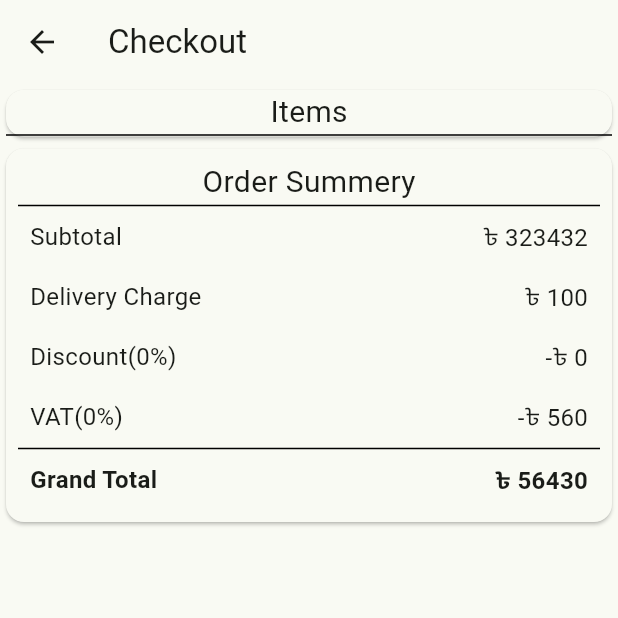
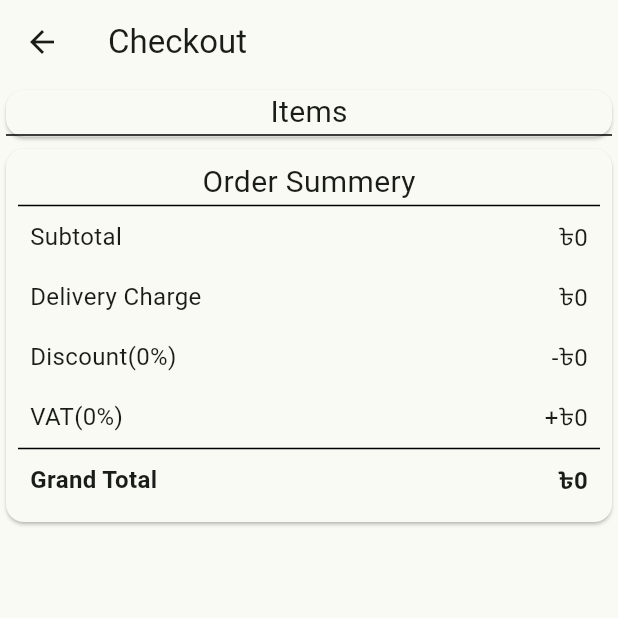
Before and after one commit to rudradcruze/ecom_user, a Flutter app: the CheckoutPage screen opened by its route, on a phone screen of 412 x 824 dp, the top half of it. Run offline on Flutter 3.47's test engine with Material 3 defaults, Android fonts, the phone set to English and light mode, and no system bars; our stand-ins replace cached_network_image, cloud_firestore, firebase_auth, firebase_core, firebase_storage, flutter_easyloading and 2 more; accounts and stored records are empty.

Commit message:
order summery section

```diff
--- a/lib/db/db_helper.dart
+++ b/lib/db/db_helper.dart
@@ -9,6 +9,8 @@ class DbHelper {
   final String collectionProduct = 'Products';
   final String collectionUser = 'Users';
   final String collectionCart = 'Cart';
+  final String collectionSettings = 'Settings';
+  final String documentOrderConstants = 'OrderConstants';
 
   Future<void> addNewUser(AppUserModel appUserModel) {
     return _db.collection(collectionUser).doc(appUserModel.uid).set(appUserModel.toJson());
@@ -35,6 +37,9 @@ class DbHelper {
   Stream<QuerySnapshot<Map<String, dynamic>>> getAllProducts() =>
       _db.collection(collectionProduct).snapshots();
 
+  Stream<DocumentSnapshot<Map<String, dynamic>>> getOrderConstants() =>
+      _db.collection(collectionSettings).doc(documentOrderConstants).snapshots();
+
   Stream<QuerySnapshot<Map<String, dynamic>>> getAllCartItem(String uid) =>
       _db.collection(collectionUser)
         .doc(uid)
--- a/lib/main.dart
+++ b/lib/main.dart
@@ -6,6 +6,7 @@ import 'package:ecom_user/pages/register_page.dart';
 import 'package:ecom_user/pages/view_product_page.dart';
 import 'package:ecom_user/pages/welcome_page.dart';
 import 'package:ecom_user/providers/cart_provider.dart';
+import 'package:ecom_user/providers/order_provider.dart';
 import 'package:ecom_user/providers/product_provider.dart';
 import 'package:ecom_user/theme/theme.dart';
 import 'package:firebase_core/firebase_core.dart';
@@ -25,6 +26,7 @@ void main() async {
       providers: [
         ChangeNotifierProvider(create: (context) => ProductProvider()),
         ChangeNotifierProvider(create: (context) => CartProvider()),
+        ChangeNotifierProvider(create: (context) => OrderProvider()),
       ],
       child: const MyApp(),
     ),
--- /dev/null
+++ b/lib/models/order_constant_model.dart
@@ -0,0 +1,16 @@
+import 'package:freezed_annotation/freezed_annotation.dart';
+
+part 'order_constant_model.freezed.dart';
+part 'order_constant_model.g.dart';
+
+@unfreezed
+class OrderConstantModel with _$OrderConstantModel {
+  factory OrderConstantModel({
+    @Default(0) num deliveryCharge,
+    @Default(0) num discount,
+    @Default(0) num vat,
+  }) = _OrderConstantModel;
+
+  factory OrderConstantModel.fromJson(Map<String, dynamic> json) =>
+      _$OrderConstantModelFromJson(json);
+}
--- a/lib/pages/checkout_page.dart
+++ b/lib/pages/checkout_page.dart
@@ -1,4 +1,5 @@
 import 'package:ecom_user/providers/cart_provider.dart';
+import 'package:ecom_user/providers/order_provider.dart';
 import 'package:ecom_user/utils/constants.dart';
 import 'package:flutter/material.dart';
 import 'package:provider/provider.dart';
@@ -10,6 +11,7 @@ class CheckoutPage extends StatelessWidget {
 
   @override
   Widget build(BuildContext context) {
+    Provider.of<OrderProvider>(context, listen: false).getOrderConstant();
     return Scaffold(
       appBar: AppBar(
         title: const Text('Checkout'),
@@ -17,7 +19,7 @@ class CheckoutPage extends StatelessWidget {
       body: ListView(
         children: [
           buildItemSection(),
-          buildOrderSummerySection(),
+          buildOrderSummerySection(context, Provider.of<CartProvider>(context, listen: false).getCartSubTotal),
         ],
       ),
     );
@@ -53,7 +55,8 @@ class CheckoutPage extends StatelessWidget {
         );
   }
 
-  Widget buildOrderSummerySection() {
+  Widget buildOrderSummerySection(context, num subtotal) {
+    var provider = Provider.of<OrderProvider>(context);
     return Card(
       child: Padding(
         padding: const EdgeInsets.all(8.0),
@@ -73,7 +76,7 @@ class CheckoutPage extends StatelessWidget {
                 mainAxisAlignment: MainAxisAlignment.spaceBetween,
                 children: [
                   const Text('Subtotal', style: TextStyle(fontSize: 16.0),),
-                  const Text('$currencySymbol 323432', style: TextStyle(fontSize: 16.0),),
+                  Text('$currencySymbol$subtotal', style: const TextStyle(fontSize: 16.0),),
                 ],
               ),
             ),
@@ -83,7 +86,7 @@ class CheckoutPage extends StatelessWidget {
                 mainAxisAlignment: MainAxisAlignment.spaceBetween,
                 children: [
                   const Text('Delivery Charge', style: TextStyle(fontSize: 16.0),),
-                  const Text('$currencySymbol 100', style: TextStyle(fontSize: 16.0),),
+                  Text('$currencySymbol${provider.orderConstantModel.deliveryCharge}', style: const TextStyle(fontSize: 16.0),),
                 ],
               ),
             ),
@@ -92,8 +95,8 @@ class CheckoutPage extends StatelessWidget {
               child: Row(
                 mainAxisAlignment: MainAxisAlignment.spaceBetween,
                 children: [
-                  const Text('Discount(0%)', style: TextStyle(fontSize: 16.0),),
-                  const Text('-$currencySymbol 0', style: TextStyle(fontSize: 16.0),),
+                  Text('Discount(${provider.orderConstantModel.discount}%)', style: const TextStyle(fontSize: 16.0),),
+                  Text('-$currencySymbol${provider.getDiscountAmount(subtotal)}', style: const TextStyle(fontSize: 16.0),),
                 ],
               ),
             ),
@@ -102,8 +105,8 @@ class CheckoutPage extends StatelessWidget {
               child: Row(
                 mainAxisAlignment: MainAxisAlignment.spaceBetween,
                 children: [
-                  const Text('VAT(0%)', style: TextStyle(fontSize: 16.0),),
-                  const Text('-$currencySymbol 560', style: TextStyle(fontSize: 16.0),),
+                  Text('VAT(${provider.orderConstantModel.vat}%)', style: const TextStyle(fontSize: 16.0),),
+                  Text('+$currencySymbol${provider.getVatAmount(subtotal)}', style: const TextStyle(fontSize: 16.0),),
                 ],
               ),
             ),
@@ -117,7 +120,7 @@ class CheckoutPage extends StatelessWidget {
                 mainAxisAlignment: MainAxisAlignment.spaceBetween,
                 children: [
                   const Text('Grand Total', style: TextStyle(fontSize: 16.0, fontWeight: FontWeight.bold),),
-                  const Text('$currencySymbol 56430', style: TextStyle(fontSize: 16.0, fontWeight: FontWeight.bold),),
+                  Text('$currencySymbol${provider.getGrantTotal(subtotal)}', style: const TextStyle(fontSize: 16.0, fontWeight: FontWeight.bold),),
                 ],
               ),
             ),
--- /dev/null
+++ b/lib/providers/order_provider.dart
@@ -0,0 +1,28 @@
+import 'package:ecom_user/db/db_helper.dart';
+import 'package:ecom_user/models/order_constant_model.dart';
+import 'package:flutter/foundation.dart';
+
+class OrderProvider extends ChangeNotifier {
+  OrderConstantModel orderConstantModel = OrderConstantModel();
+  final _db = DbHelper();
+
+  getOrderConstant() {
+    _db.getOrderConstants().listen((snapshot) {
+      orderConstantModel = OrderConstantModel.fromJson(snapshot.data()!);
+      notifyListeners();
+    });
+  }
+
+  num getDiscountAmount(num subtotal) {
+    return ((subtotal * orderConstantModel.discount) / 100).round();
+  }
+
+  num getVatAmount(num subtotal) {
+    final totalAfterDiscount = subtotal - getDiscountAmount(subtotal);
+    return ((totalAfterDiscount * orderConstantModel.vat) / 100).round();
+  }
+
+  num getGrantTotal(num subtotal) {
+    return (subtotal - getDiscountAmount(subtotal)) + getVatAmount(subtotal);
+  }
+}
--- a/lib/utils/widget_function.dart
+++ b/lib/utils/widget_function.dart
@@ -1,4 +1,3 @@
-import 'package:flutter/cupertino.dart';
 import 'package:flutter/material.dart';
 
 showMsg(BuildContext context, String msg) {
```
Also changed, not shown: lib/models/order_constant_model.freezed.dart (added), lib/models/order_constant_model.g.dart (added).
